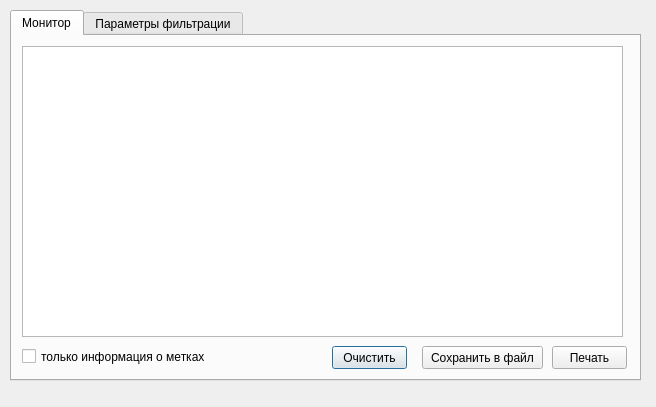
First picture: the form in audit/audit/ui/monitor_window.ui, repository BACuTPOH/r245, before the edit.
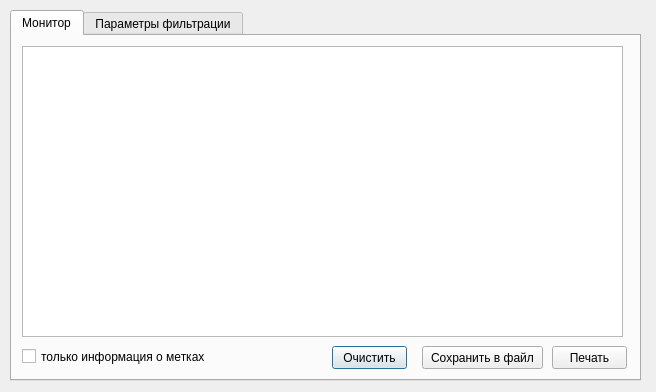
Second picture: the form after the edit.

The edit to the form file:
```diff
--- a/audit/audit/ui/monitor_window.ui
+++ b/audit/audit/ui/monitor_window.ui
@@ -7,7 +7,7 @@
     <x>0</x>
     <y>0</y>
     <width>656</width>
-    <height>407</height>
+    <height>392</height>
    </rect>
   </property>
   <property name="windowTitle">
```
